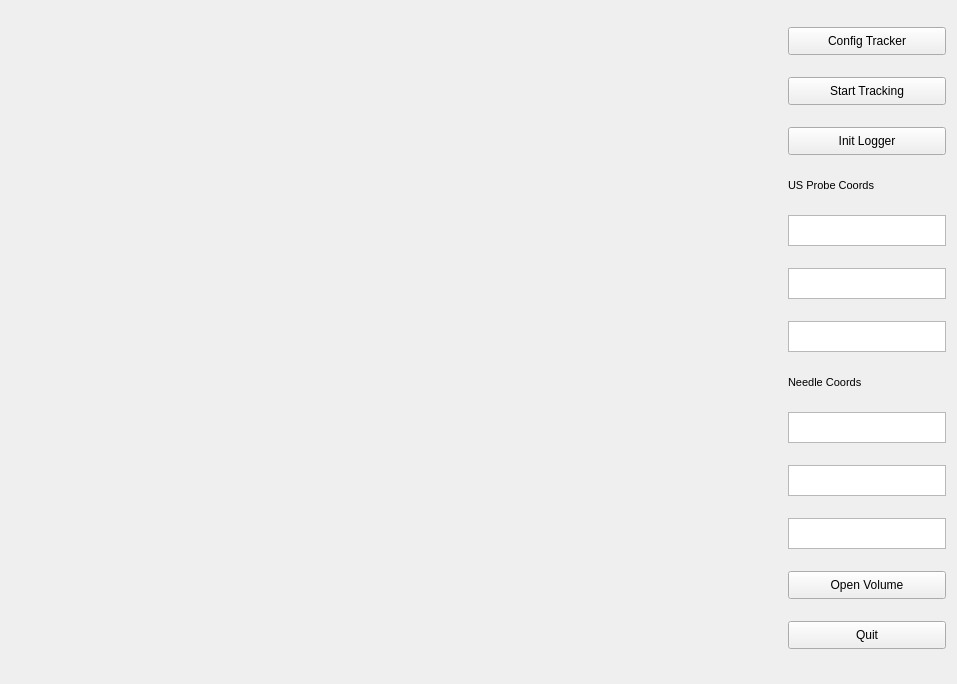
Above: Scene3DWidget.ui from FubuFabian/ThreeViews before the change. Below: the same form after it.
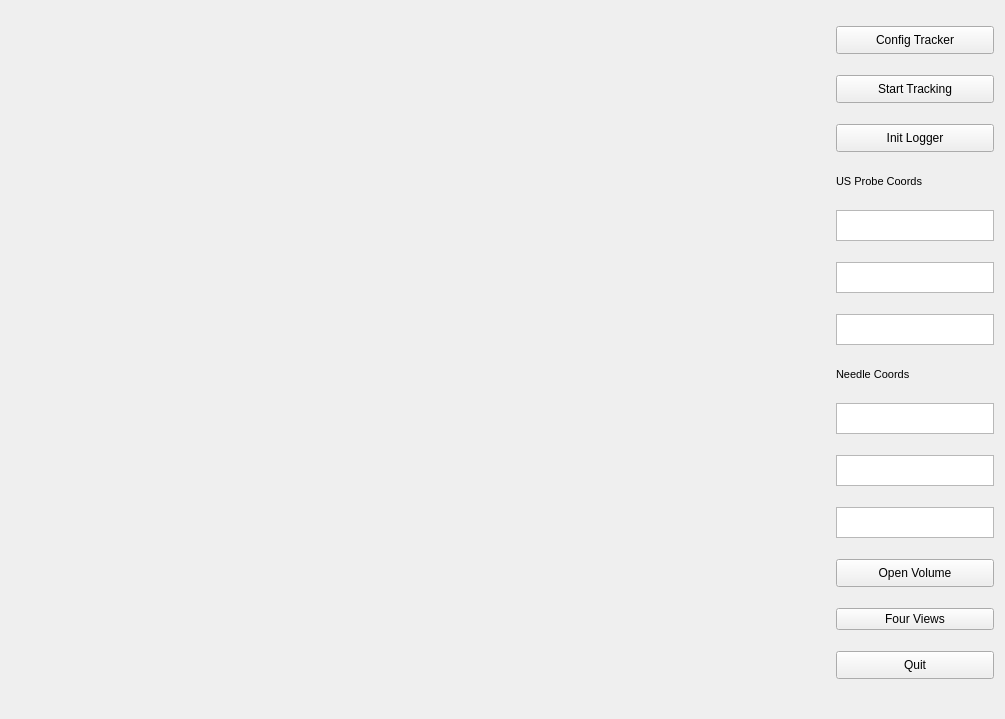
That is the form after the change.

What changed in the file:
```diff
--- a/Scene3DWidget.ui
+++ b/Scene3DWidget.ui
@@ -6,8 +6,8 @@
    <rect>
     <x>0</x>
     <y>0</y>
-    <width>957</width>
-    <height>684</height>
+    <width>1005</width>
+    <height>719</height>
    </rect>
   </property>
   <property name="sizePolicy">
@@ -220,6 +220,16 @@
        </property>
       </widget>
      </item>
+     <item>
+      <widget class="QPushButton" name="fourViewsBtn">
+       <property name="text">
+        <string>Four Views</string>
+       </property>
+       <property name="checkable">
+        <bool>true</bool>
+       </property>
+      </widget>
+     </item>
      <item>
       <widget class="QPushButton" name="quitBt">
        <property name="maximumSize">
```
Left out of the diff: 51 changed lines with no effect on the pictures.
